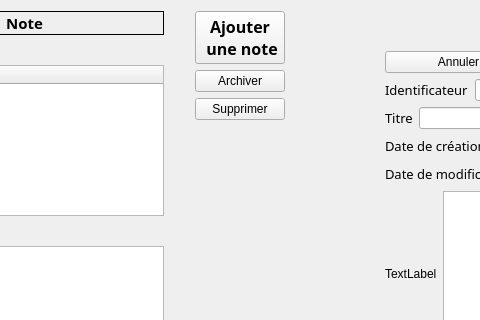
Qt form PluriNotes/mainwindow.ui (hugochabs/LO21_plurinotes) before a commit; both pictures show x 146 to 626 and y 0 to 320 of the 1012 by 657 pixel window.
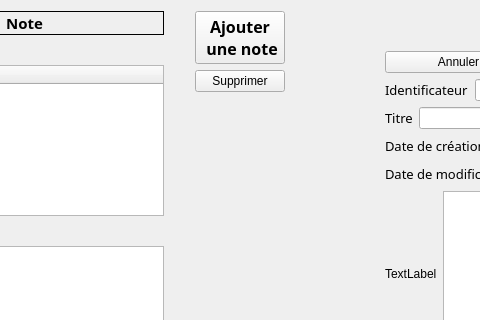
The same form after that commit.

What changed in the file:
```diff
--- a/PluriNotes/mainwindow.ui
+++ b/PluriNotes/mainwindow.ui
@@ -40,13 +40,6 @@
        </property>
       </widget>
      </item>
-     <item>
-      <widget class="QPushButton" name="archiver">
-       <property name="text">
-        <string>Archiver</string>
-       </property>
-      </widget>
-     </item>
      <item>
       <widget class="QPushButton" name="delete_2">
        <property name="text">
```
